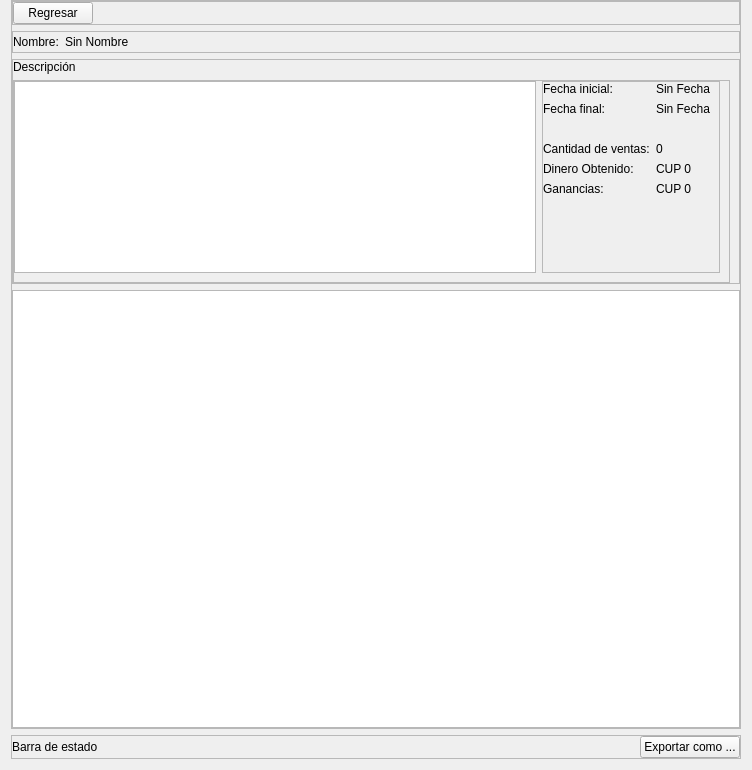
This is view/ui/custom_report_visualization.ui in R0land013/blue-pos as Qt 5 draws it before an edit. The edited form follows.
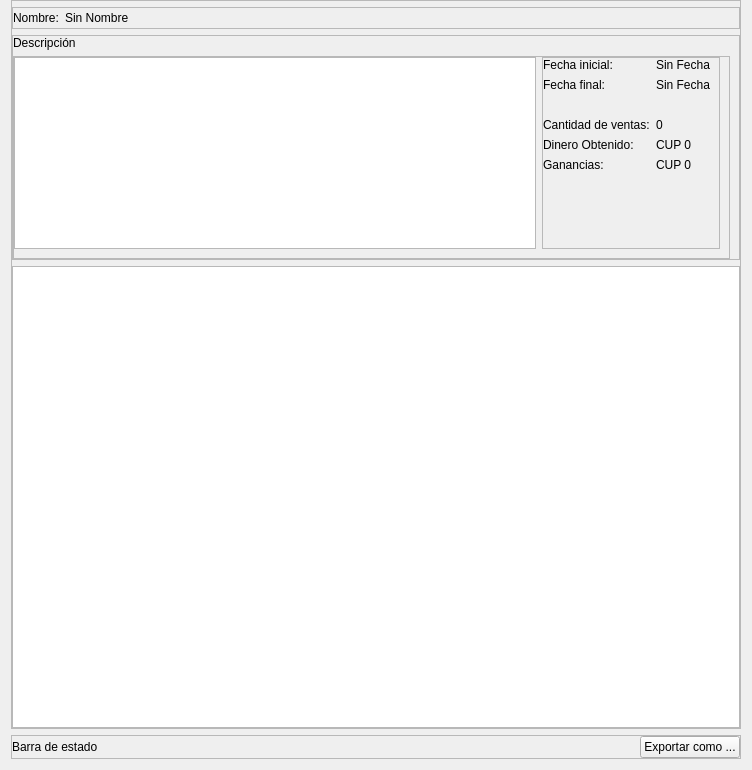
This is the edited form.

Commit message: Style: Añadida barra de herramientas con botón de regresar a las vistas de reportes

```diff
--- a/view/ui/custom_report_visualization.ui
+++ b/view/ui/custom_report_visualization.ui
@@ -46,49 +46,6 @@
         <property name="frameShadow">
          <enum>QFrame::Raised</enum>
         </property>
-        <layout class="QHBoxLayout" name="horizontalLayout_4">
-         <property name="leftMargin">
-          <number>0</number>
-         </property>
-         <property name="topMargin">
-          <number>0</number>
-         </property>
-         <property name="rightMargin">
-          <number>0</number>
-         </property>
-         <property name="bottomMargin">
-          <number>0</number>
-         </property>
-         <item>
-          <widget class="QPushButton" name="back_button">
-           <property name="sizePolicy">
-            <sizepolicy hsizetype="Maximum" vsizetype="Fixed">
-             <horstretch>0</horstretch>
-             <verstretch>0</verstretch>
-            </sizepolicy>
-           </property>
-           <property name="cursor">
-            <cursorShape>PointingHandCursor</cursorShape>
-           </property>
-           <property name="text">
-            <string>Regresar</string>
-           </property>
-          </widget>
-         </item>
-         <item>
-          <spacer name="horizontalSpacer_4">
-           <property name="orientation">
-            <enum>Qt::Horizontal</enum>
-           </property>
-           <property name="sizeHint" stdset="0">
-            <size>
-             <width>40</width>
-             <height>20</height>
-            </size>
-           </property>
-          </spacer>
-         </item>
-        </layout>
        </widget>
       </item>
       <item>
```
Left out of the diff: 2 changed lines with no effect on the pictures. The commit also changes 11 other files.
